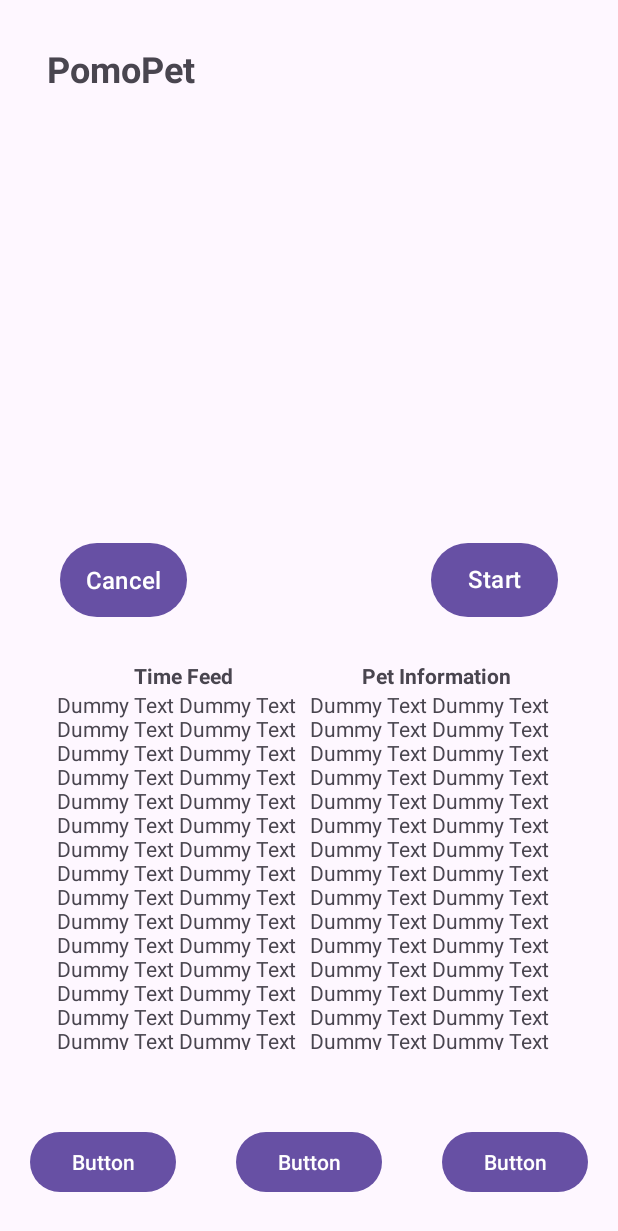
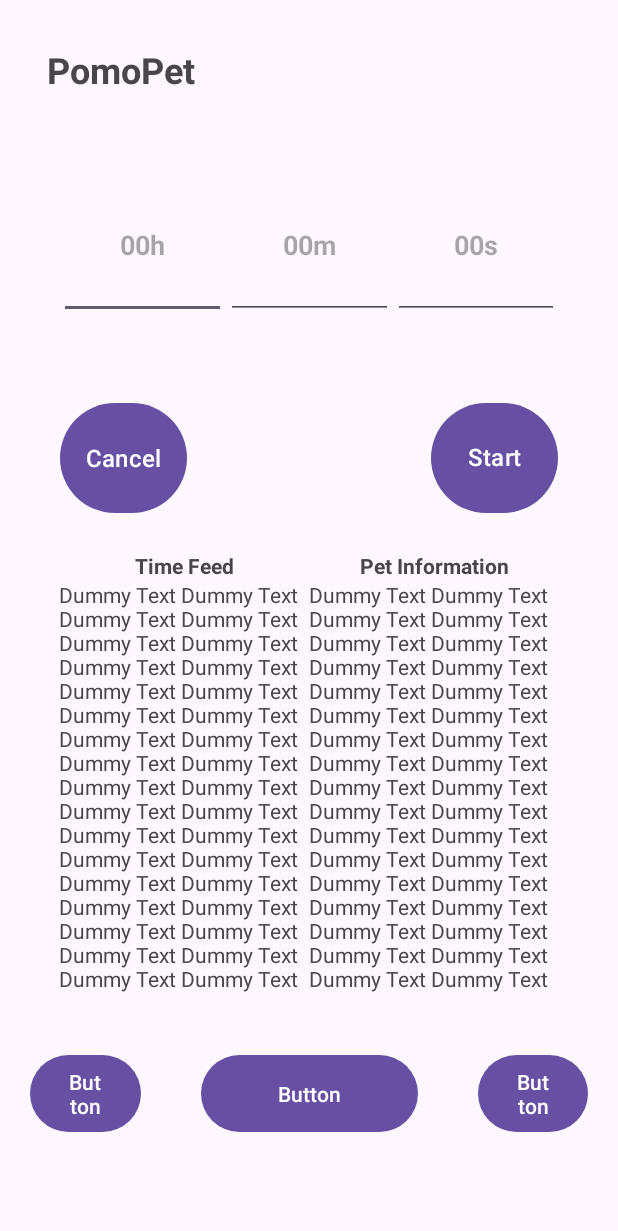
Before and after one commit to mauries-lopez/PomoPet, an Android app: the screen it shows after launch (MainActivity), on a phone screen of 412 x 824 dp. Shown: the top 1231 px of the screen. Run offline under Robolectric (Android 15) with nearby library versions, the phone set to English and light mode, and no system bars.

Commit message:
UI Responsiveness
[Progress]
- UI Elements are now responsive on different resolutions (Portrait).

[Problem/s Encountered]
- UI elements are broken when the small resolution devices are in landscape mode. (Minor issue)

```diff
--- a/Machine Project Development/app/src/main/res/layout/activity_main.xml
+++ b/Machine Project Development/app/src/main/res/layout/activity_main.xml
@@ -15,25 +15,26 @@
         <LinearLayout
             android:id="@+id/timer_ll"
             android:layout_width="0dp"
-            android:layout_height="0dp"
+            android:layout_height="347dp"
             android:orientation="vertical"
-            app:layout_constraintBottom_toTopOf="@+id/informationPane_ll"
             app:layout_constraintEnd_toEndOf="parent"
             app:layout_constraintStart_toStartOf="parent"
             app:layout_constraintTop_toTopOf="parent">
 
             <LinearLayout
+                android:id="@+id/timer_inside_ll"
                 android:layout_width="match_parent"
                 android:layout_height="match_parent"
                 android:gravity="center"
                 android:orientation="vertical">
 
                 <androidx.constraintlayout.widget.ConstraintLayout
+                    android:id="@+id/timer_insidecons_title_ll"
                     android:layout_width="match_parent"
                     android:layout_height="wrap_content">
 
                     <TextView
-                        android:id="@+id/textView12"
+                        android:id="@+id/pomoPet_tv"
                         android:layout_width="wrap_content"
                         android:layout_height="wrap_content"
                         android:layout_marginStart="31dp"
@@ -41,19 +42,70 @@
                         android:text="PomoPet"
                         android:textSize="24sp"
                         android:textStyle="bold"
+                        app:layout_constraintBottom_toBottomOf="parent"
                         app:layout_constraintStart_toStartOf="parent"
                         app:layout_constraintTop_toTopOf="parent" />
                 </androidx.constraintlayout.widget.ConstraintLayout>
 
-                <LinearLayout
-                    android:layout_width="296dp"
-                    android:layout_height="296dp"
-                    android:gravity="center"
-                    android:orientation="horizontal" />
+                <androidx.constraintlayout.widget.ConstraintLayout
+                    android:id="@+id/timer_insidecons_timer_ll"
+                    android:layout_width="match_parent"
+                    android:layout_height="wrap_content">
+
+                    <LinearLayout
+                        android:id="@+id/timer_inputs_ll"
+                        android:layout_width="0dp"
+                        android:layout_height="202dp"
+                        android:layout_marginStart="39dp"
+                        android:layout_marginEnd="39dp"
+                        android:gravity="center"
+                        android:orientation="horizontal"
+                        app:layout_constraintBottom_toBottomOf="parent"
+                        app:layout_constraintEnd_toEndOf="parent"
+                        app:layout_constraintStart_toStartOf="parent"
+                        app:layout_constraintTop_toTopOf="parent">
+
+                        <EditText
+                            android:id="@+id/timer_hrsinput_et"
+                            android:layout_width="wrap_content"
+                            android:layout_height="98dp"
+                            android:layout_weight="1"
+                            android:ems="10"
+                            android:hint="00h"
+                            android:inputType="number"
+                            android:textAlignment="center"
+                            android:textAllCaps="false"
+                            android:textStyle="bold" />
+
+                        <EditText
+                            android:id="@+id/timer_minsinput_et"
+                            android:layout_width="wrap_content"
+                            android:layout_height="98dp"
+                            android:layout_weight="1"
+                            android:ems="10"
+                            android:hint="00m"
+                            android:inputType="number"
+                            android:textAlignment="center"
+                            android:textStyle="bold" />
+
+                        <EditText
+                            android:id="@+id/timer_secinput_et"
+                            android:layout_width="wrap_content"
+                            android:layout_height="98dp"
+                            android:layout_weight="1"
+                            android:ems="10"
+                            android:hint="00s"
+                            android:inputType="number"
+                            android:textAlignment="center"
+                            android:textAllCaps="false"
+                            android:textStyle="bold" />
+                    </LinearLayout>
+                </androidx.constraintlayout.widget.ConstraintLayout>
 
                 <LinearLayout
+                    android:id="@+id/timer_inside_btns_ll"
                     android:layout_width="match_parent"
-                    android:layout_height="match_parent"
+                    android:layout_height="81dp"
                     android:layout_gravity="center"
                     android:gravity="center"
                     android:orientation="horizontal">
@@ -96,24 +148,24 @@
         <LinearLayout
             android:id="@+id/informationPane_ll"
             android:layout_width="0dp"
-            android:layout_height="310dp"
+            android:layout_height="0dp"
             android:gravity="center"
             android:orientation="vertical"
-            android:paddingTop="25dp"
-            android:paddingBottom="25dp"
             app:layout_constraintBottom_toTopOf="@+id/bottomMenu_ll"
             app:layout_constraintEnd_toEndOf="parent"
-            app:layout_constraintStart_toStartOf="parent">
+            app:layout_constraintStart_toStartOf="parent"
+            app:layout_constraintTop_toBottomOf="@+id/timer_ll">
 
             <androidx.constraintlayout.widget.ConstraintLayout
                 android:layout_width="match_parent"
                 android:layout_height="match_parent">
 
                 <LinearLayout
-                    android:layout_width="337dp"
+                    android:layout_width="0dp"
                     android:layout_height="match_parent"
                     android:layout_marginStart="39dp"
-                    android:layout_marginEnd="38dp"
+                    android:layout_marginTop="20dp"
+                    android:layout_marginEnd="39dp"
                     android:orientation="horizontal"
                     app:layout_constraintBottom_toBottomOf="parent"
                     app:layout_constraintEnd_toEndOf="parent"
@@ -171,12 +223,14 @@
         <LinearLayout
             android:id="@+id/bottomMenu_ll"
             android:layout_width="match_parent"
-            android:layout_height="0dp"
+            android:layout_height="wrap_content"
+            android:layout_marginBottom="40dp"
             android:orientation="vertical"
             android:paddingTop="25dp"
             android:paddingBottom="25dp"
             app:layout_constraintBottom_toBottomOf="parent"
             app:layout_constraintEnd_toEndOf="parent"
+            app:layout_constraintHorizontal_bias="1.0"
             app:layout_constraintStart_toStartOf="parent">
 
             <LinearLayout
@@ -195,7 +249,7 @@
 
                 <Button
                     android:id="@+id/button3"
-                    android:layout_width="wrap_content"
+                    android:layout_width="161dp"
                     android:layout_height="match_parent"
                     android:layout_marginLeft="20dp"
                     android:layout_marginRight="20dp"
```
